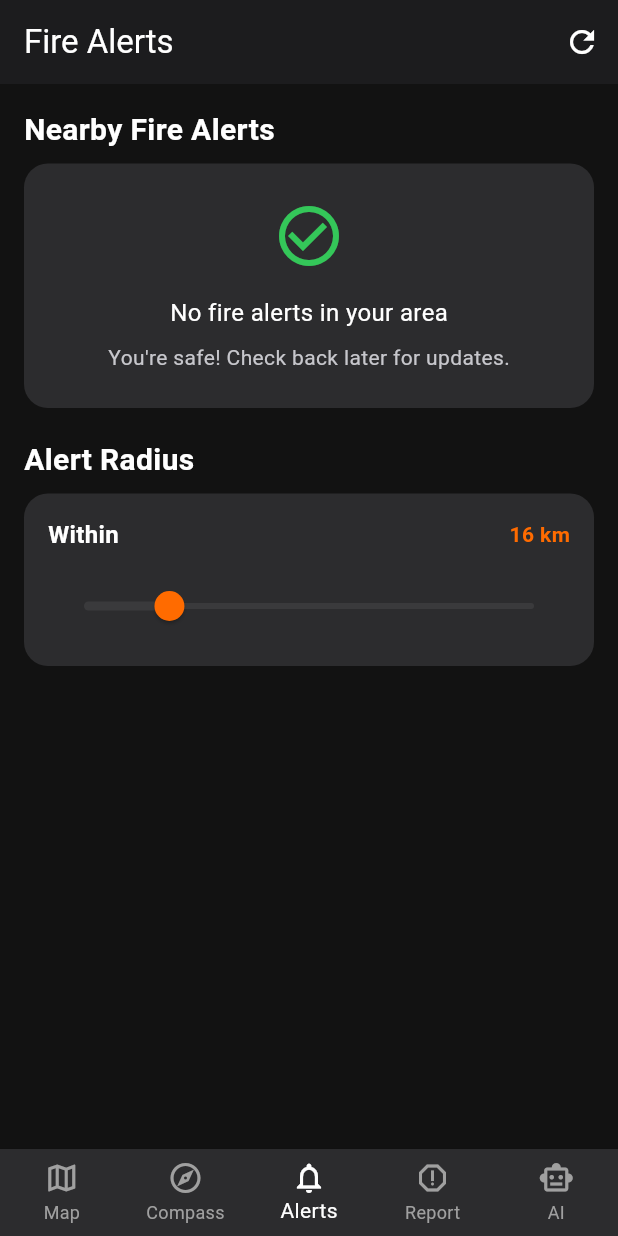
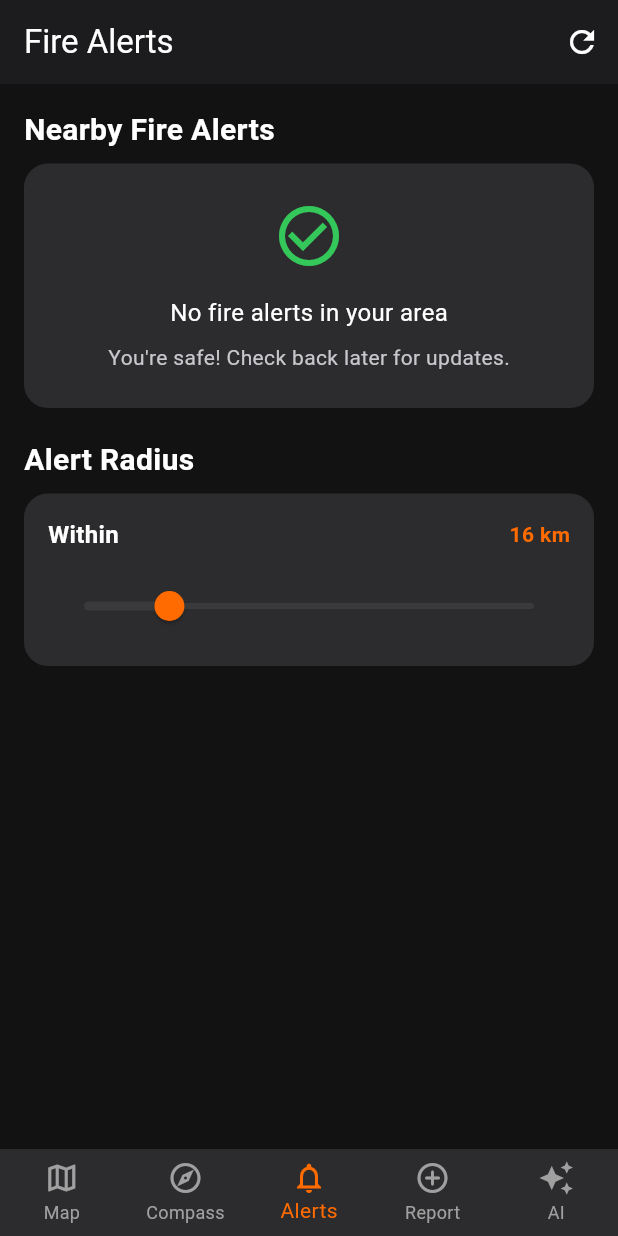
Before and after one commit to SRAYANSH-GUPTA/fireguard, a Flutter app: the screen it shows once a user with an empty profile is signed in, item 3 of the bottom bar chosen, on a phone screen of 412 x 824 dp. Run offline on Flutter 3.47's test engine with Material 3 defaults, Android fonts, the phone set to English and light mode, and no system bars; our stand-ins replace cloud_firestore, firebase_auth, firebase_core, firebase_messaging, flutter_compass, flutter_dotenv and 6 more; missing offline and left inert: dart_geohash; accounts and stored records are empty; network calls fail.

Commit message:
updated bottom navbar icons

```diff
--- a/lib/main.dart
+++ b/lib/main.dart
@@ -80,7 +80,7 @@ class MyApp extends ConsumerWidget {
         ),
         bottomNavigationBarTheme: BottomNavigationBarThemeData(
           backgroundColor: AppPalette.navBarBackground,
-          selectedItemColor: AppPalette.white,
+          selectedItemColor: AppPalette.orange,
 
           unselectedItemColor: AppPalette.lightGray,
           showUnselectedLabels: true,
--- a/lib/shell/app_shell.dart
+++ b/lib/shell/app_shell.dart
@@ -36,8 +36,8 @@ class AppShell extends ConsumerWidget {
               BottomNavigationBarItem(icon: Icon(Icons.map_outlined), label: 'Map'),
               BottomNavigationBarItem(icon: Icon(Icons.explore_outlined), label: 'Compass'),
               BottomNavigationBarItem(icon: Icon(Icons.notifications_none), label: 'Alerts'),
-              BottomNavigationBarItem(icon: Icon(Icons.report_gmailerrorred_outlined), label: 'Report'),
-              BottomNavigationBarItem(icon: Icon(Icons.smart_toy_outlined), label: 'AI'),
+              BottomNavigationBarItem(icon: Icon(Icons.add_circle_outline_rounded), label: 'Report'),
+              BottomNavigationBarItem(icon: Icon(Icons.auto_awesome), label: 'AI'),
             ],
           ),
         ),
```
Also changed, not shown: lib/services/evacuation_routing_service.dart (line endings or trailing spaces).
